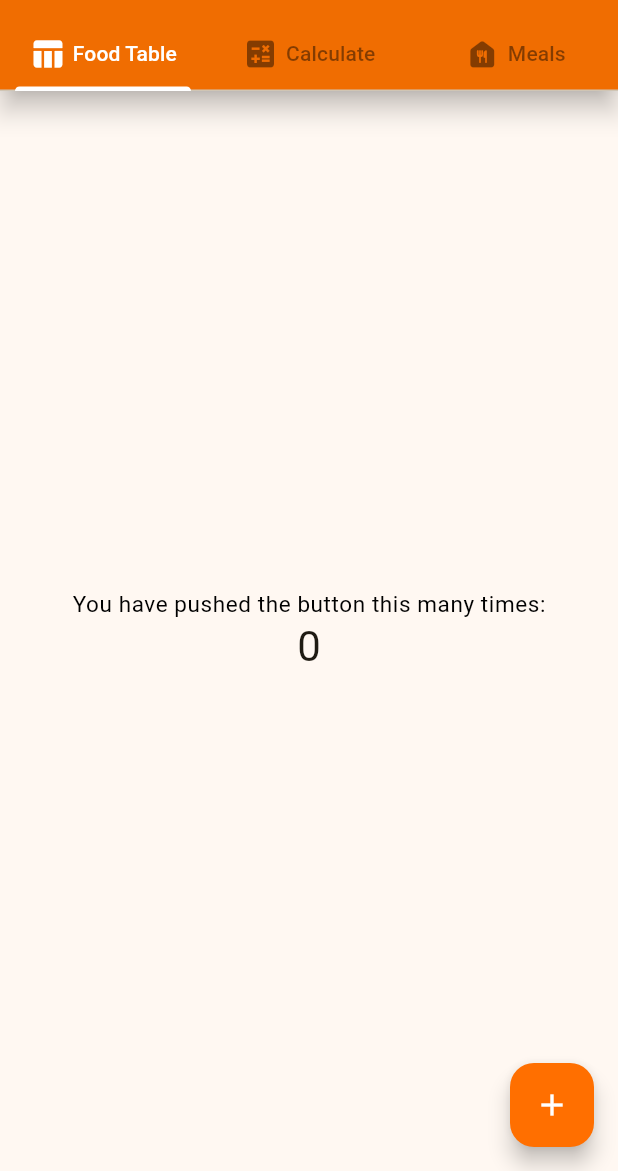
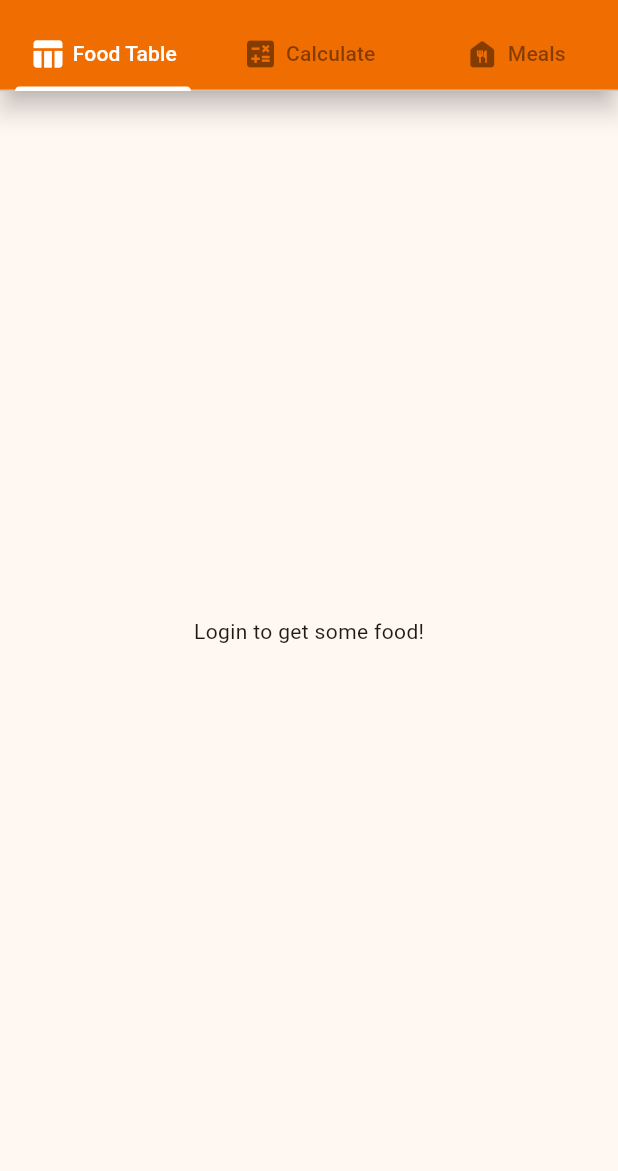
Before and after one commit to oirad360/nutrition_calculator_flutter, a Flutter app: the screen it shows after launch, on a phone screen of 412 x 824 dp, the part 65-1236 px from its top. Run offline on Flutter 3.47's test engine with Material 3 defaults, Android fonts, the phone set to English and light mode, and no system bars; our stand-ins replace cloud_firestore, email_validator, firebase_auth, firebase_core; accounts and stored records are empty.

Commit message:
add food + food table first implementation

```diff
--- a/lib/database.dart
+++ b/lib/database.dart
@@ -12,4 +12,8 @@ class DatabaseService {
     return await _food.add(food);
   }
 
+  Stream<QuerySnapshot> getUserFood(String userUID) {
+    return _food.where('userUID', isEqualTo: userUID).snapshots();
+  }
+
 }
--- a/lib/models/food.dart
+++ b/lib/models/food.dart
@@ -33,8 +33,13 @@ class Food {
   double? protein;
   double quantity;
   UnitOfMeasure unitOfMeasure;
+  String? _userUID;
 
-  Food({required this.name, required this.quantity, required this.calories, required this.unitOfMeasure, this.description, this.fat, this.carbs, this.protein});
+  set userUID(String userUID) {
+    _userUID = userUID;
+  }
+
+  Food({required this.name, required this.quantity, required this.calories, required this.unitOfMeasure, this.description, this.fat, this.carbs, this.protein, String? userUID}) : _userUID = userUID;
 
   factory Food.fromFirestore(
       DocumentSnapshot<Map<String, dynamic>> snapshot,
@@ -49,6 +54,7 @@ class Food {
       carbs: data?['carbs'],
       protein: data?['protein'],
       quantity: data?['quantity'],
+      userUID: data?['userUID'],
       unitOfMeasure: UnitOfMeasureExtension.fromShortString(data?['unitOfMeasure']),
     );
   }
@@ -56,7 +62,7 @@ class Food {
 
   @override
   String toString() {
-    return 'Food{name: $name, description: $description, calories: $calories, fat: $fat, carbs: $carbs, protein: $protein, quantity: $quantity, unitOfMeasure: $unitOfMeasure}';
+    return 'Food{name: $name, description: $description, calories: $calories, fat: $fat, carbs: $carbs, protein: $protein, quantity: $quantity, unitOfMeasure: $unitOfMeasure, userUID: $_userUID}';
   }
 
   Map<String, dynamic> toFirestore() {
@@ -65,6 +71,7 @@ class Food {
       "quantity": quantity,
       "unitOfMeasure": unitOfMeasure.toShortString(),
       "calories": calories,
+      "userUID": _userUID,
       if (description != null) "description": description,
       if (fat != null) "fat": fat,
       if (carbs != null) "carbs": carbs,
--- a/lib/screens/add_food.dart
+++ b/lib/screens/add_food.dart
@@ -1,11 +1,10 @@
-import 'package:flutter/cupertino.dart';
 import 'package:flutter/material.dart';
-import 'package:flutter/widgets.dart';
 import 'package:nutrition_calculator_flutter/database.dart';
 import 'package:nutrition_calculator_flutter/models/food.dart';
 import 'package:nutrition_calculator_flutter/widgets/drawer.dart';
 import 'package:nutrition_calculator_flutter/widgets/my_dropdown_button.dart';
 
+import '../auth.dart';
 import '../widgets/my_text_input.dart';
 
 class AddFood extends StatefulWidget {
@@ -17,7 +16,8 @@ class AddFood extends StatefulWidget {
 
 class _AddFoodState extends State<AddFood> {
   final DatabaseService _dbService = DatabaseService();
-  final Food _food = Food(name: '', quantity: 0, unitOfMeasure: UnitOfMeasure.g, calories: 0, fat: 0, carbs: 0, protein: 0);
+  final AuthService _authService = AuthService();
+  final Food _food = Food(name: '', quantity: 0, unitOfMeasure: UnitOfMeasure.g, calories: 0, fat: 0, carbs: 0, protein: 0, userUID: '');
   final List<DropdownMenuItem> _dropDownList =<DropdownMenuItem>[
     const DropdownMenuItem(value: UnitOfMeasure.g, child: Text('g')),
     const DropdownMenuItem(value: UnitOfMeasure.ml, child: Text('ml')),
@@ -154,7 +154,14 @@ class _AddFoodState extends State<AddFood> {
           (_food.fat! > 0 || _food.carbs! > 0 || _food.protein! > 0) ?
       FloatingActionButton(
         onPressed: () {
-          _dbService.addFood(_food).then((snapshot) => print("Added Data with ID: ${snapshot.id}"));
+          _food.userUID = _authService.user!.uid;
+          _dbService.addFood(_food).then((snapshot) => {
+            showDialog(context: context, builder: (context) {
+              return const AlertDialog(
+                title: Text('New food added!'),
+              );
+            })
+          });
         },
         tooltip: 'Add food',
         backgroundColor: Theme.of(context).colorScheme.secondary,
--- a/lib/screens/home.dart
+++ b/lib/screens/home.dart
@@ -1,4 +1,6 @@
 import 'package:flutter/material.dart';
+import 'package:nutrition_calculator_flutter/auth.dart';
+import 'package:nutrition_calculator_flutter/screens/food_table.dart';
 import 'package:nutrition_calculator_flutter/widgets/drawer.dart';
 import 'package:nutrition_calculator_flutter/widgets/tab_horizontal.dart';
 import '../constants.dart';
@@ -13,7 +15,7 @@ class MyHomePage extends StatefulWidget {
 }
 
 class _MyHomePageState extends State<MyHomePage> with SingleTickerProviderStateMixin {
-  int _counter = 0;
+  final AuthService _authService = AuthService();
   late TabController _tabController;
   int _tabIndex = 0;
 
@@ -30,15 +32,11 @@ class _MyHomePageState extends State<MyHomePage> with SingleTickerProviderStateM
     });
   }
 
-
-  void _incrementCounter() {
-    setState(() {
-      _counter++;
-    });
-  }
-
   @override
   Widget build(BuildContext context) {
+    return StreamBuilder(
+      stream: _authService.userChanges,
+      builder: (context, snapshot) {
         return Scaffold(
           appBar: AppBar(
             backgroundColor: Theme.of(context).colorScheme.primary,
@@ -72,20 +70,8 @@ class _MyHomePageState extends State<MyHomePage> with SingleTickerProviderStateM
           body: TabBarView(
             controller: _tabController,
             children: [
-          Center(
-            child: Column(
-              mainAxisAlignment: MainAxisAlignment.center,
-              children: <Widget>[
-                Text(
-                  'You have pushed the button this many times:',
-                  style: Theme.of(context).textTheme.bodySmall,
-                ),
-                Text(
-                  '$_counter',
-                  style: Theme.of(context).textTheme.headlineMedium,
-                ),
-              ],
-            ),
+              if (snapshot.hasData) const FoodTable() else const Center(
+                child: Text('Login to get some food!'),
               ),
               const Center(
                 child: Text('Calculate'),
@@ -95,7 +81,7 @@ class _MyHomePageState extends State<MyHomePage> with SingleTickerProviderStateM
               ),
             ]
           ),
-      floatingActionButton: _tabIndex == 0 ? FloatingActionButton(
+          floatingActionButton: _tabIndex == 0 && snapshot.hasData ? FloatingActionButton(
             onPressed: () {
               Navigator.pushNamed(context, '/addFood');
             },
@@ -104,4 +90,6 @@ class _MyHomePageState extends State<MyHomePage> with SingleTickerProviderStateM
           ) : null,
         );
       }
+    );
   }
+}
```
Also changed, not shown: lib/screens/food_table.dart (added, +44 -0 lines), lib/widgets/drawer.dart (+13 -2 lines). Lines whose indentation alone changed are shown as unchanged.
